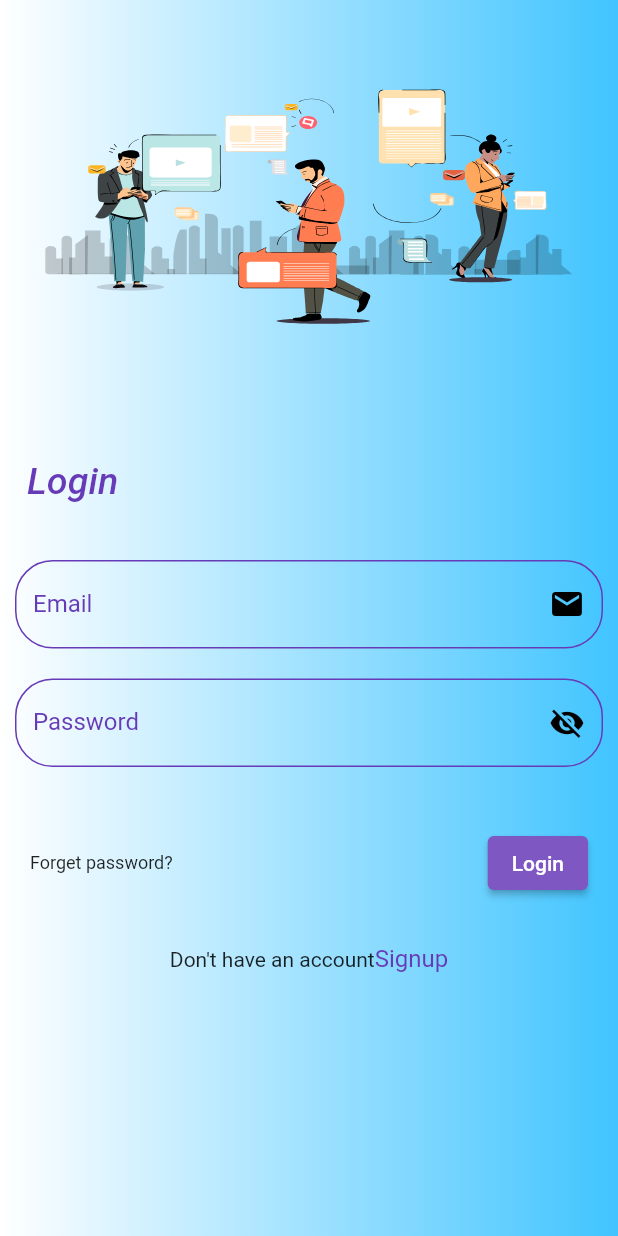
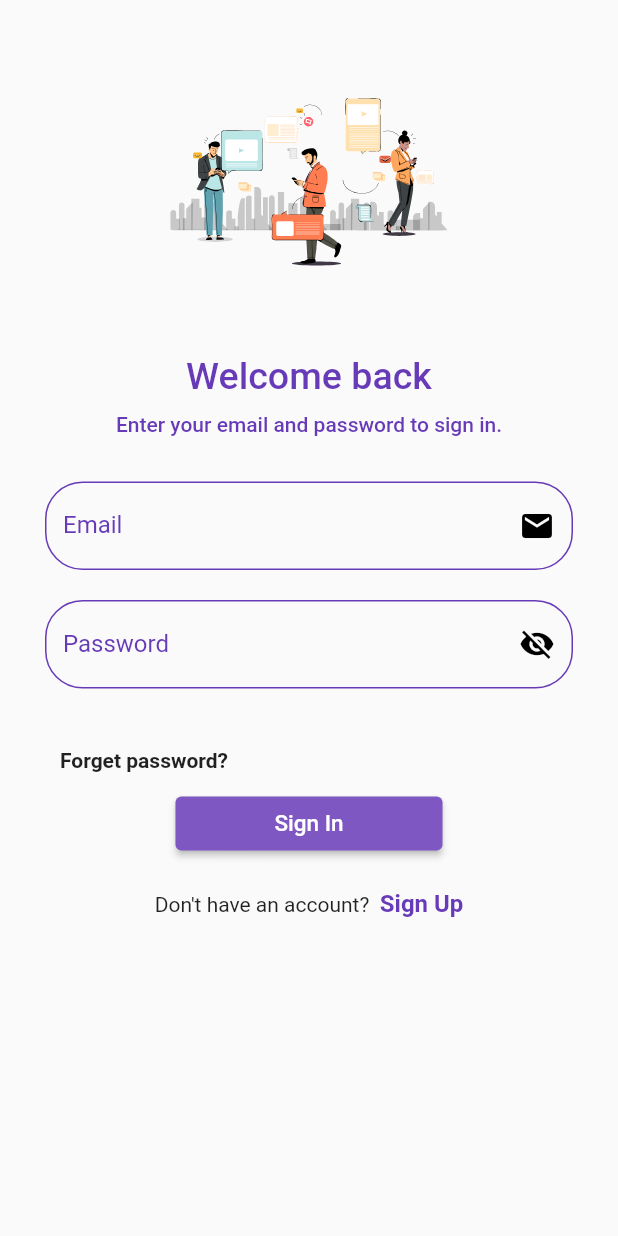
Before and after one commit to xlayertraining/july21group9, a Flutter app: the screen it shows after launch, on a phone screen of 412 x 824 dp. Run offline on Flutter 3.47's test engine with Material 2 defaults, Android fonts, the phone set to English and light mode, and no system bars; our stand-ins replace dio, fluttertoast, lottie, shared_preferences; missing offline and left inert: comment_box.

Commit message:
Sign In localstorage, api integration is done

```diff
--- a/application/news_flix/lib/LoginPage2.dart
+++ b/application/news_flix/lib/LoginPage2.dart
@@ -1,5 +1,5 @@
 import 'package:flutter/material.dart';
-import 'HomePage.dart';
+import 'package:untitled2/homepage.dart';
 
 void main() {
   runApp(MyApp());
--- a/application/news_flix/lib/Loginpg.dart
+++ /dev/null
@@ -1,152 +0,0 @@
-import 'package:flutter/material.dart';
-
-import 'package:untitled2/SignUp.dart';
-
-import 'homepage.dart';
-import 'package:lottie/lottie.dart';
-void main() {
-  runApp(MaterialApp(home: Myapp()));
-}
-
-class Myapp extends StatefulWidget {
-  @override
-  _MyappState createState() => _MyappState();
-}
-
-class _MyappState extends State<Myapp> {
-  @override
-  Widget build(BuildContext context) {
-    double width = MediaQuery.of(context).size.width;
-    double height = MediaQuery.of(context).size.height;
-        return Scaffold(
-          // backgroundColor: Colors.white38. withOpacity(0.9),
-      body: Container(
-        decoration: BoxDecoration(
-            gradient: LinearGradient(
-                begin: Alignment.centerLeft,
-                end: Alignment.centerRight,
-                colors: [Colors.white, Colors.lightBlueAccent]
-            )
-        ),
-        padding: EdgeInsets.all(10),
-        height: height,
-        width: width,
-        child: SingleChildScrollView(
-          child: Column(
-            mainAxisAlignment: MainAxisAlignment.center,
-            children: [
-              Container(
-                width: width,
-                height: height * 0.35,
-                child: Lottie.asset(
-                  'assets/news animation.json',
-                  fit: BoxFit.fill,
-                ),
-              ),
-              Padding(
-                padding: const EdgeInsets.all(8.0),
-                child: Row(
-                  mainAxisAlignment: MainAxisAlignment.spaceBetween,
-                  children: [
-                    Text(
-                      'Login',
-                      style: TextStyle(
-                          fontSize: 25.0,
-                          fontWeight: FontWeight.w500,
-                          color: Colors.deepPurple,
-                        fontStyle: FontStyle.italic,
-                    ),
-                    ),
-                  ],
-                ),
-              ),
-              SizedBox(
-                height: 30.0,
-              ),
-              TextField(
-                decoration: InputDecoration(
-                  labelText: 'Email',
-                  labelStyle: TextStyle(color: Colors.deepPurple),
-                  hintText: 'Enter valid email id as abc@gmail.com',
-                  suffixIcon: Icon(Icons.email, color: Colors.black),
-
-                  enabledBorder: OutlineInputBorder(
-                    borderSide: BorderSide(color: Colors.deepPurple),
-                    borderRadius: BorderRadius.circular(25.0),),
-                  focusedBorder: OutlineInputBorder(
-                    borderSide: BorderSide(color:Colors.black87),
-                    borderRadius: BorderRadius.circular(25.0),
-                  ),
-                ),
-              ),
-              SizedBox(
-                height: 20.0,
-              ),
-              TextField(
-                obscureText: true,
-                decoration: InputDecoration(
-                  labelText: 'Password',
-                  labelStyle: TextStyle(color: Colors.deepPurple),
-                  hintText: 'Enter secure password',
-                  suffixIcon: Icon(Icons.visibility_off,color: Colors.black),
-                 enabledBorder: OutlineInputBorder(
-                    borderSide: BorderSide(color: Colors.deepPurple),
-                    borderRadius: BorderRadius.circular(25.0),),
-                    focusedBorder: OutlineInputBorder(
-                      borderSide: BorderSide(color:Colors.black87),
-                      borderRadius: BorderRadius.circular(25.0),
-                    ),
-
-                  ),
-                ),
-
-              SizedBox(
-                height: 30.0,
-              ),
-              Padding(
-                padding: const EdgeInsets.all(10.0),
-                child: Row(
-                  mainAxisAlignment: MainAxisAlignment.spaceBetween,
-                  children: [
-                    Text(
-                      'Forget password?',
-                      style: TextStyle(fontSize: 12.0),
-                    ),
-                    ElevatedButton(
-                      style: ElevatedButton.styleFrom(primary: Colors.deepPurple.shade400),
-                      onPressed: () {
-                        Navigator.push(
-                          context,
-                          MaterialPageRoute(builder: (context) => HomePage()),
-                        );
-                      },
-                      child: Text(
-                        'Login',
-                        style: TextStyle(color: Colors.white),
-                      ),
-                    )
-                  ],
-                ),
-              ),
-              SizedBox(height: 20.0),
-              GestureDetector(
-                onTap: () {
-                  Navigator.push(context,
-                      MaterialPageRoute(builder: (context) => MyWidget()));
-                },
-                child: Text.rich(
-                  TextSpan(text: 'Don\'t have an account', children: [
-                    TextSpan(
-                      text: 'Signup',
-                      style: TextStyle(color:Colors.deepPurple,fontSize: 16.0),
-                    ),
-                  ]),
-                ),
-              ),
-            ],
-          ),
-        ),
-      ),
-    );
-  }
-}
--- /dev/null
+++ b/application/news_flix/lib/config/configuration.dart
@@ -0,0 +1,10 @@
+
+
+import 'dart:core';
+
+
+class Configuration {
+  static var serverUrl = "https://api.xlayer.in/julygroup9_web/api";
+  static var signedInKey = "KJHGLIUJGHL";
+
+}
--- a/application/news_flix/lib/Main.dart
+++ b/application/news_flix/lib/main.dart
@@ -2,6 +2,7 @@
 import 'package:flutter/material.dart';
 import 'package:flutter/widgets.dart';
 import 'package:untitled2/SplashScreen.dart';
+
 void main() {
   runApp(MyApp());
 }
--- /dev/null
+++ b/application/news_flix/lib/sign_in_page.dart
@@ -0,0 +1,243 @@
+import 'package:dio/dio.dart';
+import 'package:flutter/material.dart';
+import 'package:shared_preferences/shared_preferences.dart';
+
+import 'package:untitled2/SignUp.dart';
+import 'package:untitled2/config/configuration.dart';
+import 'package:untitled2/util/toast_util.dart';
+
+import 'homepage.dart';
+import 'package:lottie/lottie.dart';
+
+class Myapp extends StatefulWidget {
+  @override
+  _MyappState createState() => _MyappState();
+}
+
+class _MyappState extends State<Myapp> {
+
+  TextEditingController emailController = new TextEditingController();
+  TextEditingController passwordController = new TextEditingController();
+  BuildContext? _context;
+
+  bool passShow = false;
+
+  @override
+  Widget build(BuildContext context) {
+
+    if (_context == null) {
+      _context = context;
+    }
+
+    double width = MediaQuery.of(context).size.width;
+    double height = MediaQuery.of(context).size.height;
+        return Scaffold(
+          // backgroundColor: Colors.white38. withOpacity(0.9),
+      body: Container(
+        // decoration: BoxDecoration(
+        //     gradient: LinearGradient(
+        //         begin: Alignment.centerLeft,
+        //         end: Alignment.centerRight,
+        //         colors: [Colors.white, Colors.lightBlueAccent]
+        //     )
+        // ),
+        padding: EdgeInsets.all(30),
+        height: height,
+        width: width,
+        child: SingleChildScrollView(
+          child: Column(
+            mainAxisAlignment: MainAxisAlignment.center,
+            children: [
+              Container(
+                width: width,
+                height: height * 0.25,
+                child: Lottie.asset(
+                  'assets/news animation.json',
+                  fit: BoxFit.contain,
+                ),
+              ),
+              Column(
+                mainAxisAlignment: MainAxisAlignment.start,
+                crossAxisAlignment: CrossAxisAlignment.center,
+                children: [
+                  Text(
+                    'Welcome back',
+                    style: TextStyle(
+                        fontSize: 25.0,
+                        fontWeight: FontWeight.w500,
+                        color: Colors.deepPurple,
+                      // fontStyle: FontStyle.italic,
+                  ),
+                  ),
+                  SizedBox(
+                    height: 10,
+                  ),
+                  Text(
+                    'Enter your email and password to sign in.',
+                    style: TextStyle(
+                      fontSize: 14,
+                      fontWeight: FontWeight.w500,
+                      color: Colors.deepPurple,
+                      // fontStyle: FontStyle.italic,
+                    ),
+                  ),
+                ],
+              ),
+              SizedBox(
+                height: 30.0,
+              ),
+              TextField(
+                controller: emailController,
+                decoration: InputDecoration(
+                  labelText: 'Email',
+                  labelStyle: TextStyle(color: Colors.deepPurple),
+                  hintText: 'Enter valid email id as abc@gmail.com',
+                  suffixIcon: Icon(Icons.email, color: Colors.black),
+
+                  enabledBorder: OutlineInputBorder(
+                    borderSide: BorderSide(color: Colors.deepPurple),
+                    borderRadius: BorderRadius.circular(25.0),),
+                  focusedBorder: OutlineInputBorder(
+                    borderSide: BorderSide(color:Colors.black87),
+                    borderRadius: BorderRadius.circular(25.0),
+                  ),
+                ),
+              ),
+              SizedBox(
+                height: 20.0,
+              ),
+              TextField(
+                controller: passwordController,
+                obscureText: !passShow,
+                decoration: InputDecoration(
+                  labelText: 'Password',
+                  labelStyle: TextStyle(color: Colors.deepPurple),
+                  hintText: 'Enter secure password',
+                  suffixIcon: IconButton(
+                    onPressed: () {
+                      setState(() {
+                        passShow = !passShow;
+                      });
+                    },
+                    icon: (passShow == true)? Icon(Icons.visibility,color: Colors.black) : Icon(Icons.visibility_off,color: Colors.black),
+                  ),
+                 enabledBorder: OutlineInputBorder(
+                    borderSide: BorderSide(color: Colors.deepPurple),
+                    borderRadius: BorderRadius.circular(25.0),),
+                    focusedBorder: OutlineInputBorder(
+                      borderSide: BorderSide(color:Colors.black87),
+                      borderRadius: BorderRadius.circular(25.0),
+                    ),
+
+                  ),
+                ),
+
+              SizedBox(
+                height: 30.0,
+              ),
+              Padding(
+                padding: const EdgeInsets.all(10.0),
+                child: Row(
+                  mainAxisAlignment: MainAxisAlignment.spaceBetween,
+                  children: [
+                    Text(
+                      'Forget password?',
+                      style: TextStyle(
+                          fontSize: 14,
+                        fontWeight: FontWeight.bold
+                      ),
+                    ),
+                  ],
+                ),
+              ),
+              ElevatedButton(
+                style: ElevatedButton.styleFrom(
+                    primary: Colors.deepPurple.shade400,
+                ),
+                onPressed: () {
+                  validate();
+                },
+                child: Container(
+                  padding: EdgeInsets.only(
+                    left: 50,
+                    right: 50,
+                    top: 8,
+                    bottom: 8,
+                  ),
+                  child: Text(
+                    'Sign In',
+                    style: TextStyle(
+                        color: Colors.white,
+                      fontSize: 15
+                    ),
+                  ),
+                ),
+              ),
+              SizedBox(height: 20.0),
+              GestureDetector(
+                onTap: () {
+                  Navigator.push(context,
+                      MaterialPageRoute(builder: (context) => MyWidget()));
+                },
+                child: Text.rich(
+                  TextSpan(text: 'Don\'t have an account? \t', children: [
+                    TextSpan(
+                      text: 'Sign Up',
+                      style: TextStyle(
+                          color:Colors.deepPurple,fontSize: 16.0,
+                        fontWeight: FontWeight.bold
+                      ),
+                    ),
+                  ]),
+                ),
+              ),
+            ],
+          ),
+        ),
+      ),
+    );
+  }
+
+  validate() async {
+
+    if (emailController.text.isEmpty) {
+      ToastUtil.error(_context!, message: "Enter your email.");
+      return;
+    }
+
+    if (passwordController.text.isEmpty) {
+      ToastUtil.error(_context!, message: "Enter your password.");
+      return;
+    }
+
+    var response = await Dio().post(
+        Configuration.serverUrl + "/sign/in",
+      data: {
+          "emailAddress": emailController.text,
+          "password": passwordController.text
+      },
+    );
+
+    print(response);
+    SharedPreferences prefs = await SharedPreferences.getInstance();
+
+    try {
+      if (response.data['status']) {
+
+        await prefs.setString(Configuration.signedInKey, response.data['result'][0]);
+
+        ToastUtil.info(_context!, message: response.data['message']);
+        Navigator.pushReplacement(
+          context,
+          MaterialPageRoute(builder: (context) => HomePage()),
+        );
+      } else {
+        ToastUtil.error(_context!, message: response.data['message']);
+      }
+    } catch (e, s) {
+      print(e.toString() + s.toString());
+    }
+  }
+
+
+}
--- a/application/news_flix/pubspec.yaml
+++ b/application/news_flix/pubspec.yaml
@@ -27,6 +27,9 @@ dependencies:
   flutter:
     sdk: flutter
   lottie: ^1.1.0
+  fluttertoast: ^8.0.8
+  dio: ^4.0.0
+  shared_preferences: ^2.0.6
 
   # The following adds the Cupertino Icons font to your application.
   # Use with the CupertinoIcons class for iOS style icons.
```
Also changed, not shown: application/news_flix/lib/SplashScreen.dart (+33 -7 lines), application/news_flix/lib/homepage.dart (+12 -3 lines), application/news_flix/lib/util/toast_util.dart (added, +33 -0 lines), application/news_flix/pubspec.lock.
